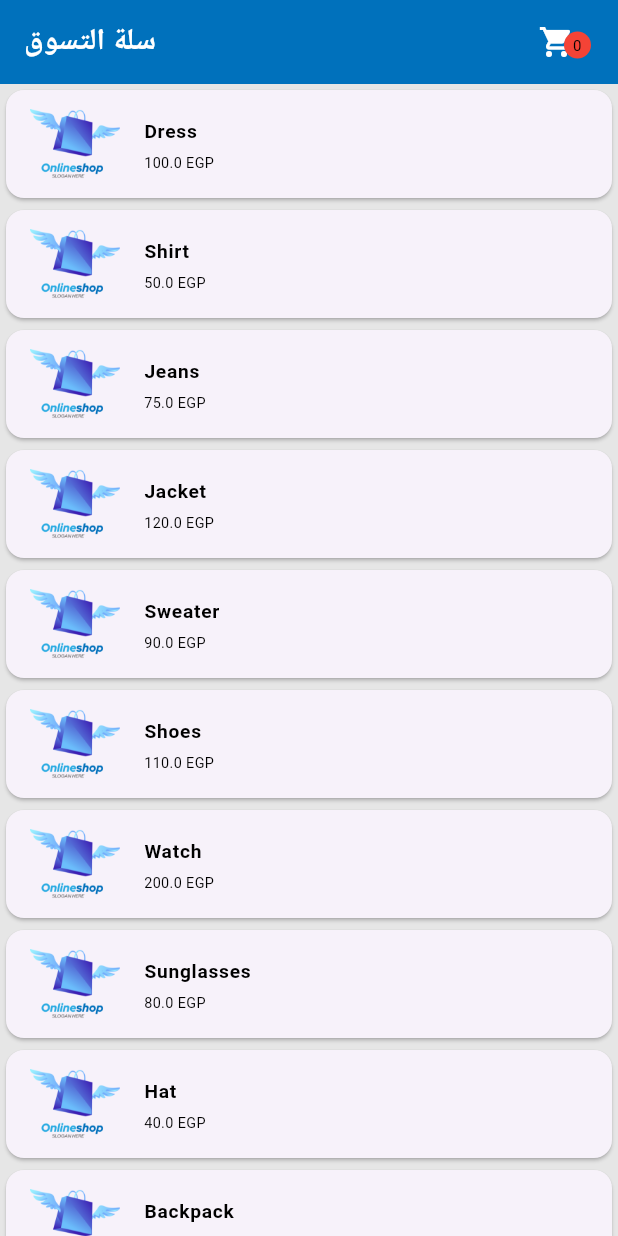
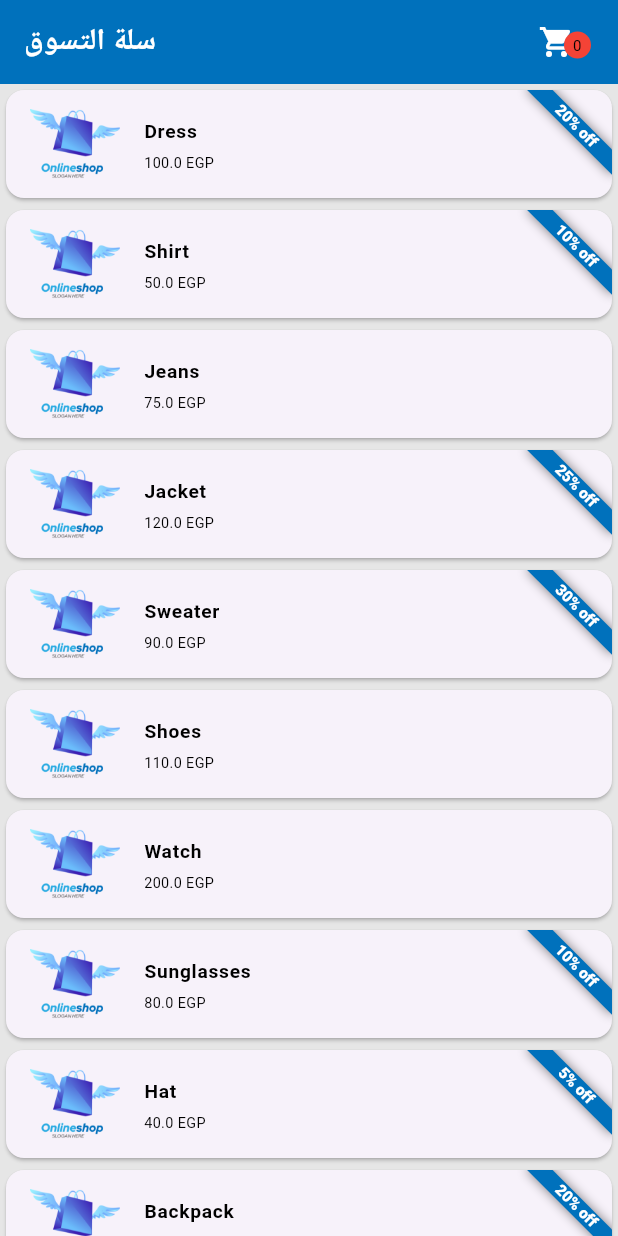
Before and after one commit to monaElashkar/animation-add-to-cart, a Flutter app: the screen it shows after launch, on a phone screen of 412 x 824 dp. Run offline on Flutter 3.47's test engine with Material 3 defaults, Android fonts, the phone set to English and light mode, and no system bars; our stand-ins replace shared_preferences.

```diff
--- a/lib/feature/home/data/data_source/dummy_products.dart
+++ b/lib/feature/home/data/data_source/dummy_products.dart
@@ -28,7 +28,6 @@ List<Map<String, dynamic>> products = [
     "name": "Jeans",
     "price": 75.0,
     "image": "assets/images/logo.png",
-    "offerMessage": "15% off"
   },
   {
     "id": 3,
@@ -49,14 +48,12 @@ List<Map<String, dynamic>> products = [
     "name": "Shoes",
     "price": 110.0,
     "image": "assets/images/logo.png",
-    "offerMessage": "20% off"
   },
   {
     "id": 6,
     "name": "Watch",
     "price": 200.0,
     "image": "assets/images/logo.png",
-    "offerMessage": "15% off"
   },
   {
     "id": 7,
--- a/lib/feature/home/presentation/widgets/product_list_item.dart
+++ b/lib/feature/home/presentation/widgets/product_list_item.dart
@@ -24,8 +24,8 @@ class ProductListItem extends StatelessWidget {
     return Card(
       child: ClipRect(
         child: OfferProduct(
-          offerMessage: "hello",
-          active: false,
+          offerMessage: product.offerMessage,
+          active:product.offerMessage!=null? true:false,
           product: ListTile(
             onTap: () => onClick(widgetKey, product),
             leading: mandatoryContainer,
```
